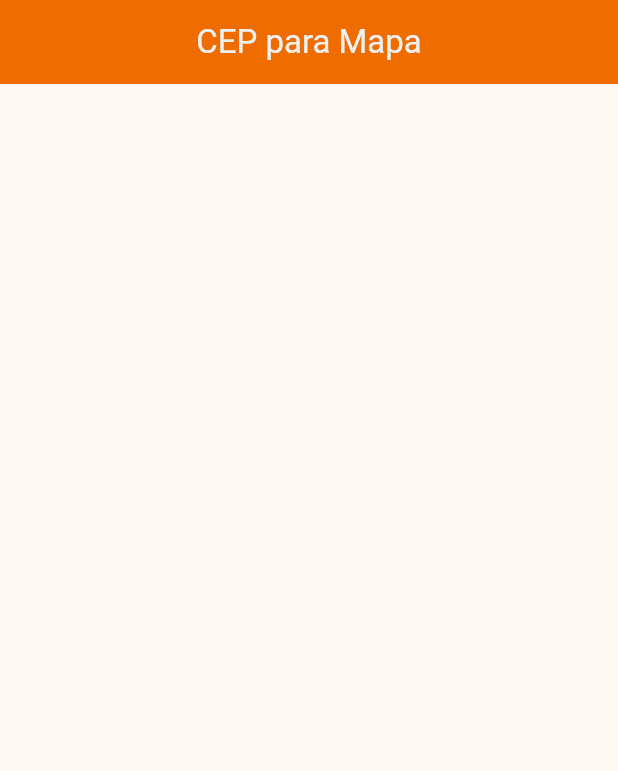
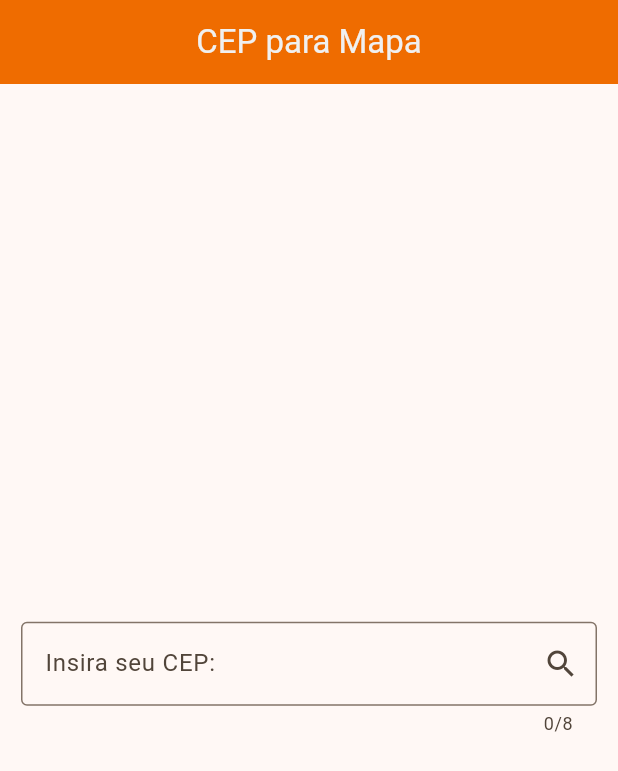
Before and after one commit to GilkleberMedeiros/ddm_av05, a Flutter app: the screen it shows after launch, on a phone screen of 412 x 824 dp. Shown: the top 771 px of the screen. Run offline on Flutter 3.47's test engine with Material 3 defaults, Android fonts, the phone set to English and light mode, and no system bars.

Commit message:
feat: adding CEPInput widget.

```diff
--- a/lib/pages/home.dart
+++ b/lib/pages/home.dart
@@ -1,9 +1,13 @@
 import "package:flutter/material.dart";
+
+import "../widgets/cep_input.dart";
 
 
 class HomePage extends StatelessWidget
 {
-  const HomePage({ super.key });
+  final TextEditingController _cepInputController = TextEditingController();
+
+  HomePage({ super.key });
 
   @override
   Widget build(BuildContext context)
@@ -19,7 +23,9 @@ class HomePage extends StatelessWidget
       ),
       body: Column(
         mainAxisAlignment: MainAxisAlignment.center,
-        children: <Widget>[],
+        children: <Widget>[
+          CEPInput(Icons.search, () {}, _cepInputController)
+        ],
       ),
     );
   }
--- /dev/null
+++ b/lib/widgets/cep_input.dart
@@ -0,0 +1,102 @@
+import "package:flutter/material.dart";
+import "package:flutter/services.dart";
+
+
+// Brazillian CEP input widget
+class CEPInput extends StatefulWidget
+{
+  final IconData _submitButtonIcon;
+  final void Function() _onSubmit;
+  final TextEditingController _controller;
+
+  const CEPInput(this._submitButtonIcon, this._onSubmit, this._controller, { super.key });
+
+  @override
+  State createState()
+  {
+    return _CEPInputState();
+  }
+}
+
+class _CEPInputState extends State<CEPInput>
+{
+  String _err = "";
+
+  _CEPInputState();
+
+  bool _ensureLength()
+  {
+    String cep = widget._controller.text;
+    if (cep.length != 8)
+    {
+      setState(() {
+        _err = "CEP informado deve conter 8 caracteres!";
+      });
+
+      return false;
+    }
+
+    return true;
+  }
+
+  void _submit()
+  {
+    if (!_ensureLength()) return;
+
+    try
+    {
+      widget._onSubmit();
+    } catch (err)
+    {
+      setState(() {
+        _err = err.toString();
+      });
+    }
+  }
+
+  void _cleanErrorMessage()
+  {
+    setState(() {
+      _err = "";
+    });
+  }
+
+  @override
+  Widget build(BuildContext context) {
+    var colorScheme = Theme.of(context).colorScheme;
+
+    return Padding(
+      padding: EdgeInsets.all(14.0),
+      child: Column(
+        mainAxisAlignment: MainAxisAlignment.center,
+        crossAxisAlignment: CrossAxisAlignment.start,
+        spacing: 8.0,
+        children: <Widget>[
+          Text(
+            _err,
+            style: TextStyle(
+              fontSize: 12.0,
+              color: colorScheme.error,
+            ),
+          ),
+          TextField(
+            decoration: InputDecoration(
+              labelText: "Insira seu CEP: ",
+              hintText: "EX: 12345678",
+              border: OutlineInputBorder(),
+              suffixIcon: IconButton(
+                icon: Icon(widget._submitButtonIcon),
+                onPressed: _submit,
+              )
+            ),
+            keyboardType: TextInputType.number,
+            maxLength: 8,
+            inputFormatters: [ FilteringTextInputFormatter.digitsOnly ],
+            controller: widget._controller,
+            onTap: _cleanErrorMessage,
+          )
+        ],
+      ),
+    );
+  }
+}
```
